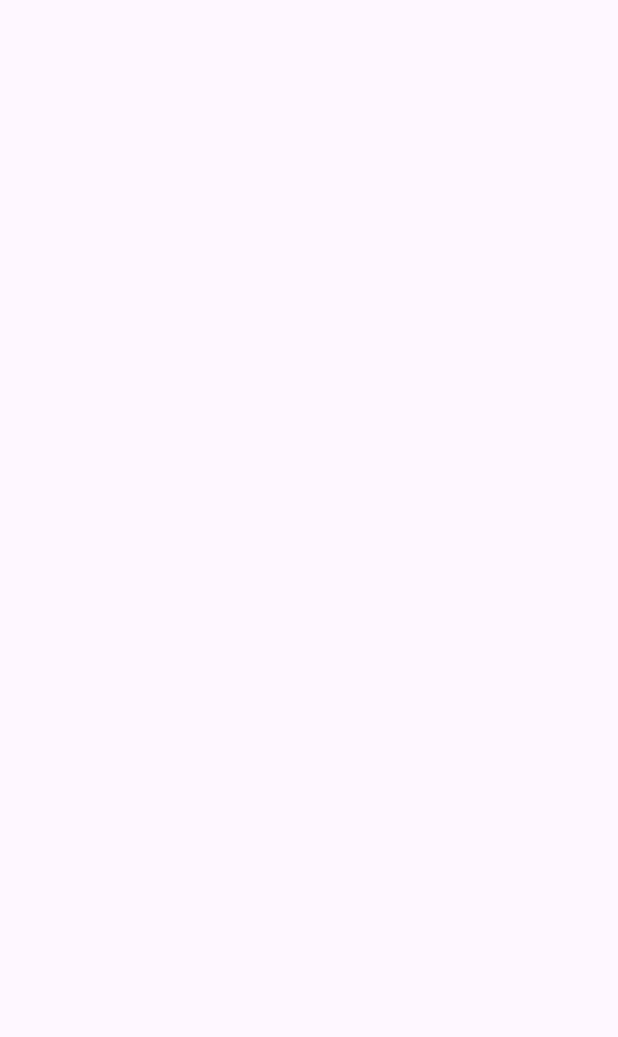
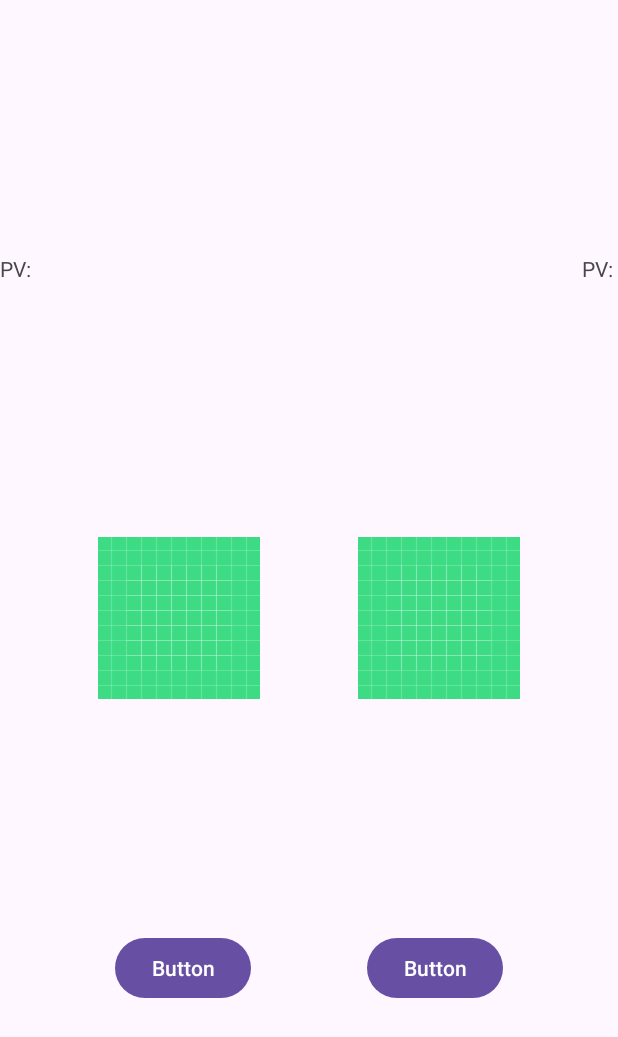
Before and after one commit to Roony11-1/movil, an Android app: the CombateActivity screen opened directly, with no data from a screen before it, on a phone screen of 412 x 824 dp. Before the commit the part shown is empty. Shown: the top 1037 px of the screen. Run offline under Robolectric (Android 15) with nearby library versions, the phone set to English and light mode, and no system bars; 6 statements that could not run were skipped.

Commit message:
Se agrego activity de combate basico, falta aplicar la logica

```diff
--- a/app/src/main/java/com/patitofeliz/trabajo2movil/CombateActivity.kt
+++ b/app/src/main/java/com/patitofeliz/trabajo2movil/CombateActivity.kt
@@ -1,20 +1,63 @@
 package com.patitofeliz.trabajo2movil
 
+import android.graphics.Bitmap
+import android.graphics.Matrix
+import android.graphics.drawable.BitmapDrawable
 import android.os.Bundle
+import android.widget.Button
+import android.widget.ImageView
+import android.widget.TextView
 import androidx.activity.enableEdgeToEdge
 import androidx.appcompat.app.AppCompatActivity
 import androidx.core.view.ViewCompat
 import androidx.core.view.WindowInsetsCompat
+import com.patitofeliz.trabajo2movil.combate.Combate
+import com.patitofeliz.trabajo2movil.model.unidades.Unidad
 
 class CombateActivity : AppCompatActivity() {
     override fun onCreate(savedInstanceState: Bundle?) {
         super.onCreate(savedInstanceState)
         enableEdgeToEdge()
         setContentView(R.layout.activity_combate)
+
+        // Mapeamos los IV
+        var atacante1:ImageView = findViewById(R.id.ivAtacante1)
+        var atacante2:ImageView = findViewById(R.id.ivAtacante2)
+
+        // Seteamos las imagenes
+        val unidad1 = Combate.getAtacante1()
+        val unidad2 = Combate.getAtacante2()
+
+        unidad1.idleState(atacante1)
+        unidad2.idleState(atacante2)
+
+        var pv1: TextView = findViewById(R.id.tvHP1)
+        var pv2:TextView = findViewById(R.id.tvHP2)
+
+        pv1.text = unidad1.hp.toString()
+        pv2.text = unidad2.hp.toString()
+
+        // Botones
+        var btnAtacar1:Button = findViewById(R.id.btnAtacar1)
+        var btnAtacar2:Button = findViewById(R.id.btnAtacar2)
+
+        btnAtacar1.setOnClickListener {
+            atacar(unidad1, atacante1)
+        }
+
+        btnAtacar2.setOnClickListener {
+            atacar(unidad2, atacante2)
+        }
+
         ViewCompat.setOnApplyWindowInsetsListener(findViewById(R.id.main)) { v, insets ->
             val systemBars = insets.getInsets(WindowInsetsCompat.Type.systemBars())
             v.setPadding(systemBars.left, systemBars.top, systemBars.right, systemBars.bottom)
             insets
         }
     }
+
+    private fun atacar(unidad: Unidad, imageView: ImageView)
+    {
+        unidad.atacarState(imageView)
+    }
 }
--- a/app/src/main/java/com/patitofeliz/trabajo2movil/PreparacionActivity.kt
+++ b/app/src/main/java/com/patitofeliz/trabajo2movil/PreparacionActivity.kt
@@ -1,5 +1,6 @@
 package com.patitofeliz.trabajo2movil
 
+import android.content.Intent
 import android.os.Bundle
 import android.widget.Button
 import android.widget.SimpleAdapter
@@ -45,8 +46,13 @@ class PreparacionActivity : AppCompatActivity() {
             // Obtener el personaje seleccionado
             val personajeSeleccionado = personajes[spSeleccion.selectedItemPosition]
 
+            Combate.limpiarListaCombatientes()
+
+            // Agregamos el combatiente a la batalla
+            Combate.agregarCombatientes(personajeSeleccionado)
             // Crear un enemigo aleatorio
             val enemigo = Combate.crearCombatiente()
+            Combate.agregarCombatientes(enemigo)
 
             // Configuramos el mensaje para el debug
             val mensaje = """
@@ -60,10 +66,13 @@ class PreparacionActivity : AppCompatActivity() {
             AlertDialog.Builder(this)
                 .setTitle("Combate local")
                 .setMessage(mensaje)
-                .setPositiveButton("Aceptar", null)
+                .setPositiveButton("Aceptar", {_, _ ->
+                    val intent = Intent(this@PreparacionActivity, CombateActivity::class.java)
+
+                    startActivity(intent)
+                })
                 .show()
 
-            // Deberia crear en el objeto la batalla¿deberia agregarle interfaz?
         }
 
         ViewCompat.setOnApplyWindowInsetsListener(findViewById(R.id.main)) { v, insets ->
--- a/app/src/main/java/com/patitofeliz/trabajo2movil/combate/Combate.kt
+++ b/app/src/main/java/com/patitofeliz/trabajo2movil/combate/Combate.kt
@@ -21,6 +21,21 @@ object Combate
         this.combatientes.add(unidad)
     }
 
+    fun limpiarListaCombatientes()
+    {
+        combatientes.clear()
+    }
+
+    fun getAtacante1(): Unidad
+    {
+        return combatientes[0]
+    }
+
+    fun getAtacante2(): Unidad
+    {
+        return combatientes[1]
+    }
+
     fun crearCombatiente():Unidad
     {
         var clases:List<ClaseInfo> = ClaseRegistro.obtenerTodas()
--- a/app/src/main/java/com/patitofeliz/trabajo2movil/model/unidades/Unidad.kt
+++ b/app/src/main/java/com/patitofeliz/trabajo2movil/model/unidades/Unidad.kt
@@ -11,11 +11,17 @@ class Unidad(var id: Int? = null,
              var idUsuario: Int? = null,
              var estadisticasUnidad: Estadisticas)
 {
+    var hp: Int = 0
+    private var estadoActual: Estado = Estado.IDLE
+
+    init
+    {
+        hp = clase?.estadisticasBase?.pv ?: 0
+    }
+
     enum class Estado {
         IDLE, ATACANDO, DODGEANDO
     }
-
-    private var estadoActual: Estado = Estado.IDLE
 
     fun cambiarEstado(nuevo: Estado, imageView: ImageView)
     {
--- a/app/src/main/java/com/patitofeliz/trabajo2movil/model/unidades/clases/Sprites.kt
+++ b/app/src/main/java/com/patitofeliz/trabajo2movil/model/unidades/clases/Sprites.kt
@@ -13,7 +13,11 @@ class Sprites(var imgScreen: Int,
 {
     private val handler = Handler(Looper.getMainLooper())
 
-    fun mostrarAnimacion(imageView: ImageView, frames: List<Int>, delays: List<Long>? = null, onFinish: (() -> Unit)? = null)
+    private fun mostrarAnimacion(
+        imageView: ImageView,
+        frames: List<Int>,
+        delays: List<Long>? = null,
+        onFinish: (() -> Unit)? = null)
     {
         if (frames.isEmpty()) return
         var frameIndex = 0
--- a/app/src/main/res/layout/activity_combate.xml
+++ b/app/src/main/res/layout/activity_combate.xml
@@ -7,4 +7,76 @@
     android:layout_height="match_parent"
     tools:context=".CombateActivity">
 
+    <ImageView
+        android:id="@+id/ivAtacante1"
+        android:layout_width="wrap_content"
+        android:layout_height="wrap_content"
+        android:scaleType="matrix"
+        app:layout_constraintBottom_toBottomOf="parent"
+        app:layout_constraintEnd_toStartOf="@+id/ivAtacante2"
+        app:layout_constraintHorizontal_bias="0.5"
+        app:layout_constraintStart_toStartOf="parent"
+        app:layout_constraintTop_toTopOf="parent"
+        app:layout_constraintVertical_bias="0.5"
+        app:srcCompat="@drawable/ic_launcher_background" />
+
+    <ImageView
+        android:id="@+id/ivAtacante2"
+        android:layout_width="wrap_content"
+        android:layout_height="wrap_content"
+        app:layout_constraintBottom_toBottomOf="parent"
+        app:layout_constraintEnd_toEndOf="parent"
+        app:layout_constraintHorizontal_bias="0.5"
+        app:layout_constraintStart_toEndOf="@+id/ivAtacante1"
+        app:layout_constraintTop_toTopOf="parent"
+        app:layout_constraintVertical_bias="0.5"
+        app:srcCompat="@drawable/ic_launcher_background" />
+
+    <Button
+        android:id="@+id/btnAtacar1"
+        android:layout_width="wrap_content"
+        android:layout_height="wrap_content"
+        android:text="Button"
+        app:layout_constraintBottom_toBottomOf="parent"
+        app:layout_constraintEnd_toStartOf="@+id/btnAtacar2"
+        app:layout_constraintHorizontal_bias="0.5"
+        app:layout_constraintStart_toStartOf="parent"
+        app:layout_constraintTop_toBottomOf="@+id/ivAtacante1"
+        app:layout_constraintVertical_bias="0.5" />
+
+    <Button
+        android:id="@+id/btnAtacar2"
+        android:layout_width="wrap_content"
+        android:layout_height="wrap_content"
+        android:text="Button"
+        app:layout_constraintBottom_toBottomOf="parent"
+        app:layout_constraintEnd_toEndOf="parent"
+        app:layout_constraintHorizontal_bias="0.5"
+        app:layout_constraintStart_toEndOf="@+id/btnAtacar1"
+        app:layout_constraintTop_toBottomOf="@+id/ivAtacante2"
+        app:layout_constraintVertical_bias="0.5" />
+
+    <TextView
+        android:id="@+id/tvHP1"
+        android:layout_width="wrap_content"
+        android:layout_height="wrap_content"
+        android:text="PV: "
+        app:layout_constraintBottom_toTopOf="@+id/ivAtacante1"
+        app:layout_constraintEnd_toStartOf="@+id/textView2"
+        app:layout_constraintHorizontal_bias="0.5"
+        app:layout_constraintStart_toStartOf="parent"
+        app:layout_constraintTop_toTopOf="parent"
+        app:layout_constraintVertical_bias="0.5" />
+
+    <TextView
+        android:id="@+id/tvHP2"
+        android:layout_width="wrap_content"
+        android:layout_height="wrap_content"
+        android:text="PV: "
+        app:layout_constraintBottom_toTopOf="@+id/ivAtacante2"
+        app:layout_constraintEnd_toEndOf="parent"
+        app:layout_constraintHorizontal_bias="0.5"
+        app:layout_constraintStart_toEndOf="@+id/textView"
+        app:layout_constraintTop_toTopOf="parent"
+        app:layout_constraintVertical_bias="0.5" />
 </androidx.constraintlayout.widget.ConstraintLayout>
```
